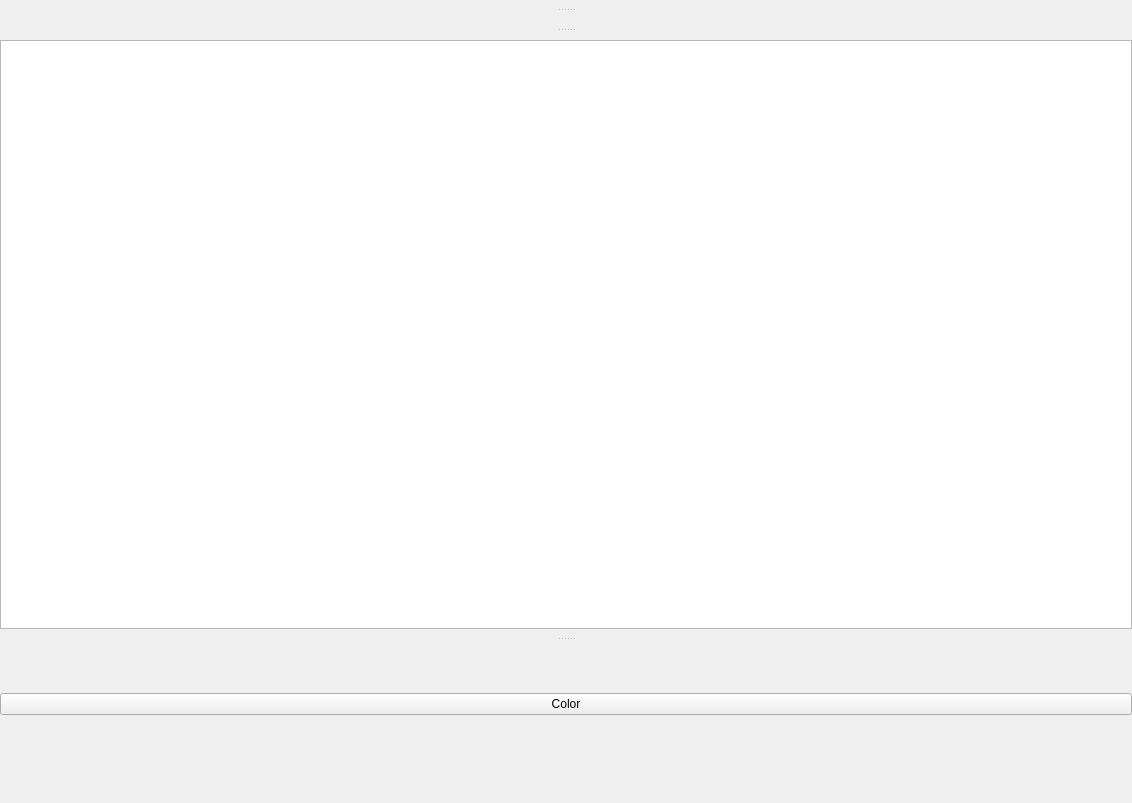
Before: the Qt Designer form libs/libcore/ui/FaceWidget.ui in mrdeveloperdude/OctoMY, drawn with Qt 5.
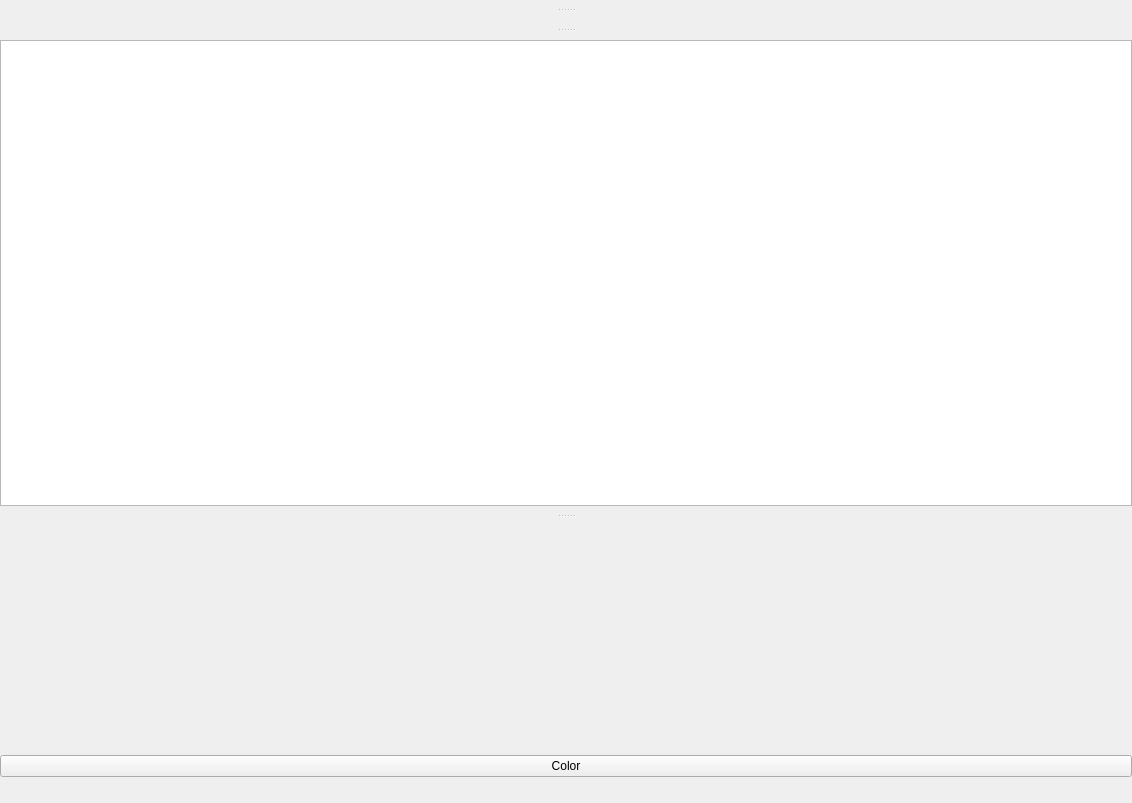
After: the same form once the commit is applied. Custom widgets are drawn as their Qt base class.

What changed in the file:
```diff
--- a/libs/libcore/ui/FaceWidget.ui
+++ b/libs/libcore/ui/FaceWidget.ui
@@ -90,7 +90,7 @@
         </sizepolicy>
        </property>
        <layout class="QGridLayout" name="gridLayout">
-        <item row="0" column="0">
+        <item row="1" column="0">
          <widget class="TryToggle" name="tryToggleConnect" native="true">
           <property name="sizePolicy">
            <sizepolicy hsizetype="Minimum" vsizetype="Minimum">
@@ -101,7 +101,7 @@
           <property name="minimumSize">
            <size>
             <width>10</width>
-            <height>10</height>
+            <height>20</height>
            </size>
           </property>
          </widget>
@@ -114,17 +114,42 @@
             <verstretch>0</verstretch>
            </sizepolicy>
           </property>
+          <property name="minimumSize">
+           <size>
+            <width>0</width>
+            <height>20</height>
+           </size>
+          </property>
+          <property name="toolTip">
+           <string>Press the Panic button to stop all motion.</string>
+          </property>
          </widget>
         </item>
-        <item row="1" column="0">
+        <item row="2" column="0">
          <widget class="QPushButton" name="pushButtonNewColor">
+          <property name="minimumSize">
+           <size>
+            <width>0</width>
+            <height>20</height>
+           </size>
+          </property>
           <property name="text">
            <string>Color</string>
           </property>
          </widget>
         </item>
-        <item row="2" column="0">
-         <widget class="PoseView" name="widgetPose" native="true"/>
+        <item row="0" column="0">
+         <spacer name="verticalSpacer">
+          <property name="orientation">
+           <enum>Qt::Vertical</enum>
+          </property>
+          <property name="sizeHint" stdset="0">
+           <size>
+            <width>20</width>
+            <height>40</height>
+           </size>
+          </property>
+         </spacer>
         </item>
        </layout>
       </widget>
@@ -163,12 +188,6 @@
    <header>widgets/PanicButton.hpp</header>
    <container>1</container>
   </customwidget>
-  <customwidget>
-   <class>PoseView</class>
-   <extends>QWidget</extends>
-   <header>widgets/PoseView.hpp</header>
-   <container>1</container>
-  </customwidget>
  </customwidgets>
  <resources/>
  <connections/>
```
Left out of the diff: 6 changed lines with no effect on the pictures.
